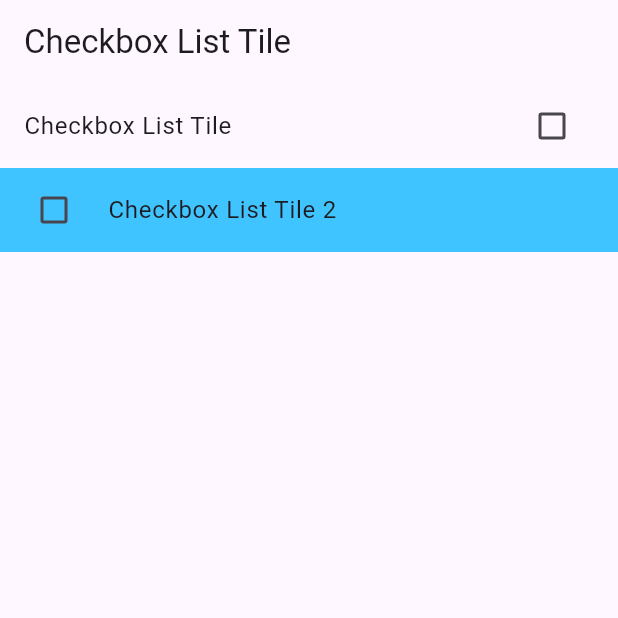
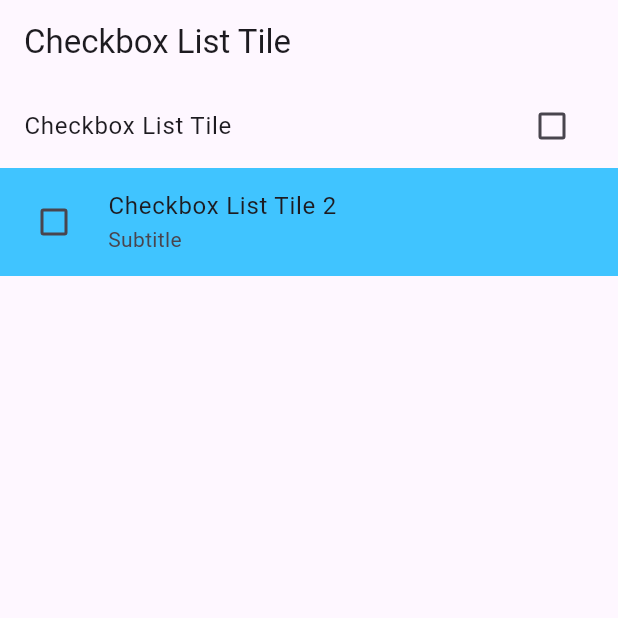
Before and after one commit to KRFLUTTERUG/wiki-flutter-widget, a Flutter app: the screen it shows after launch, on a phone screen of 412 x 824 dp, the top half of it. Run offline on Flutter 3.47's test engine with Material 3 defaults, Android fonts, the phone set to English and light mode, and no system bars; our stand-ins replace fl_chart, gap.

Commit message:
update : subtitle in checkbox

```diff
--- a/lib/widget/20210123/checkboxlisttile.dart
+++ b/lib/widget/20210123/checkboxlisttile.dart
@@ -14,11 +14,11 @@ class _MyCheckboxListTileState extends State<MyCheckboxListTile> {
   Widget build(BuildContext context) {
     return Scaffold(
       appBar: AppBar(
-        title: Text('Checkbox List Tile'),
+        title: const Text('Checkbox List Tile'),
       ),
       body: Column(children: [
         CheckboxListTile(
-          title: Text('Checkbox List Tile'),
+          title: const Text('Checkbox List Tile'),
           value: _isChecked,
           onChanged: (bool? newValue) {
             setState(() {
@@ -29,7 +29,7 @@ class _MyCheckboxListTileState extends State<MyCheckboxListTile> {
           checkColor: Colors.lightGreen,
         ),
         CheckboxListTile(
-          title: Text('Checkbox List Tile 2'),
+          title: const Text('Checkbox List Tile 2'),
           value: _isChecked2,
           onChanged: (bool? newValue) {
             setState(() {
@@ -41,6 +41,7 @@ class _MyCheckboxListTileState extends State<MyCheckboxListTile> {
           controlAffinity: ListTileControlAffinity.leading,
           tileColor: Colors.lightBlueAccent,
           tristate: true,
+          subtitle: const Text('Subtitle'),
         ),
       ]),
     );
```
